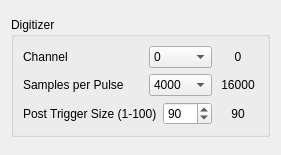
baukekooger/XY_Measurement, file gui_design/digitizer.ui: the form before one commit.
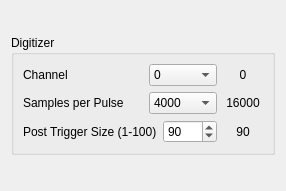
The form after the commit.

What changed in the file:
```diff
--- a/gui_design/digitizer.ui
+++ b/gui_design/digitizer.ui
@@ -6,8 +6,8 @@
    <rect>
     <x>0</x>
     <y>0</y>
-    <width>281</width>
-    <height>155</height>
+    <width>286</width>
+    <height>191</height>
    </rect>
   </property>
   <property name="windowTitle">
```
